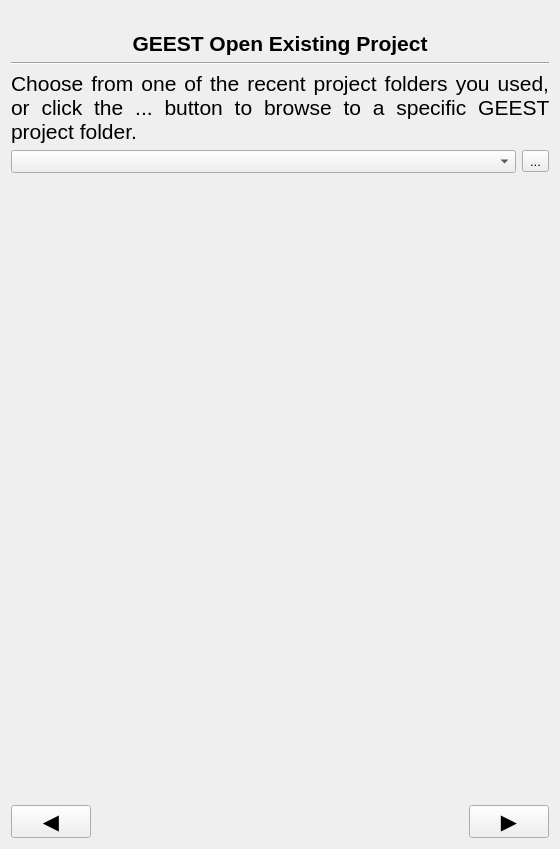
Above: geest/ui/open_project_panel_base.ui from worldbank/GEEST before the change. Below: the same form after it.
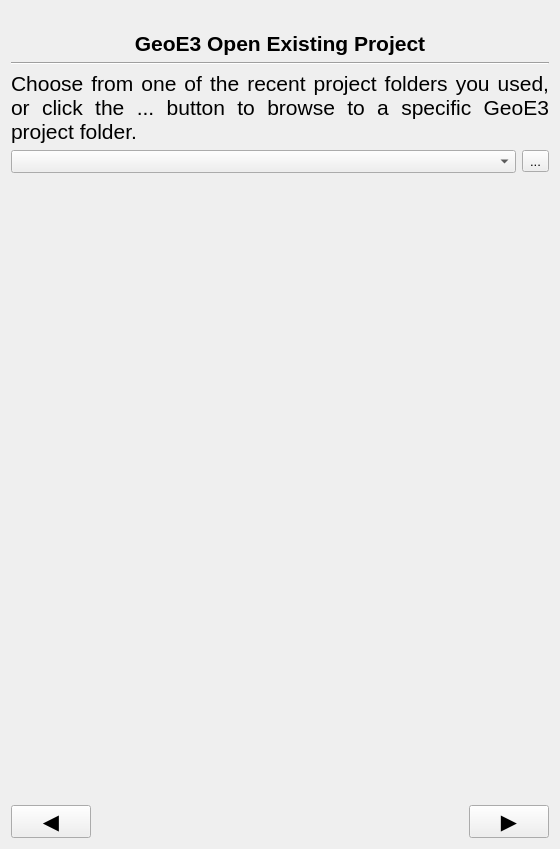
That is the form after the change. Icons and pictures are not drawn.

What changed in the file:
```diff
--- a/geest/ui/open_project_panel_base.ui
+++ b/geest/ui/open_project_panel_base.ui
@@ -36,7 +36,7 @@
    <item row="1" column="0">
     <widget class="QLabel" name="label_2">
      <property name="text">
-      <string>&lt;html&gt;&lt;head/&gt;&lt;body&gt;&lt;p align=&quot;center&quot;&gt;&lt;span style=&quot; font-size:16pt; font-weight:600;&quot;&gt;GEEST Open Existing Project&lt;/span&gt;&lt;/p&gt;&lt;/body&gt;&lt;/html&gt;</string>
+      <string>&lt;html&gt;&lt;head/&gt;&lt;body&gt;&lt;p align=&quot;center&quot;&gt;&lt;span style=&quot; font-size:16pt; font-weight:600;&quot;&gt;GeoE3 Open Existing Project&lt;/span&gt;&lt;/p&gt;&lt;/body&gt;&lt;/html&gt;</string>
      </property>
      <property name="textFormat">
       <enum>Qt::RichText</enum>
@@ -64,7 +64,7 @@
       </font>
      </property>
      <property name="text">
-      <string>Choose from one of the recent project folders you used, or click the ... button to browse to a specific GEEST project folder.</string>
+      <string>Choose from one of the recent project folders you used, or click the ... button to browse to a specific GeoE3 project folder.</string>
      </property>
      <property name="textFormat">
       <enum>Qt::MarkdownText</enum>
```
